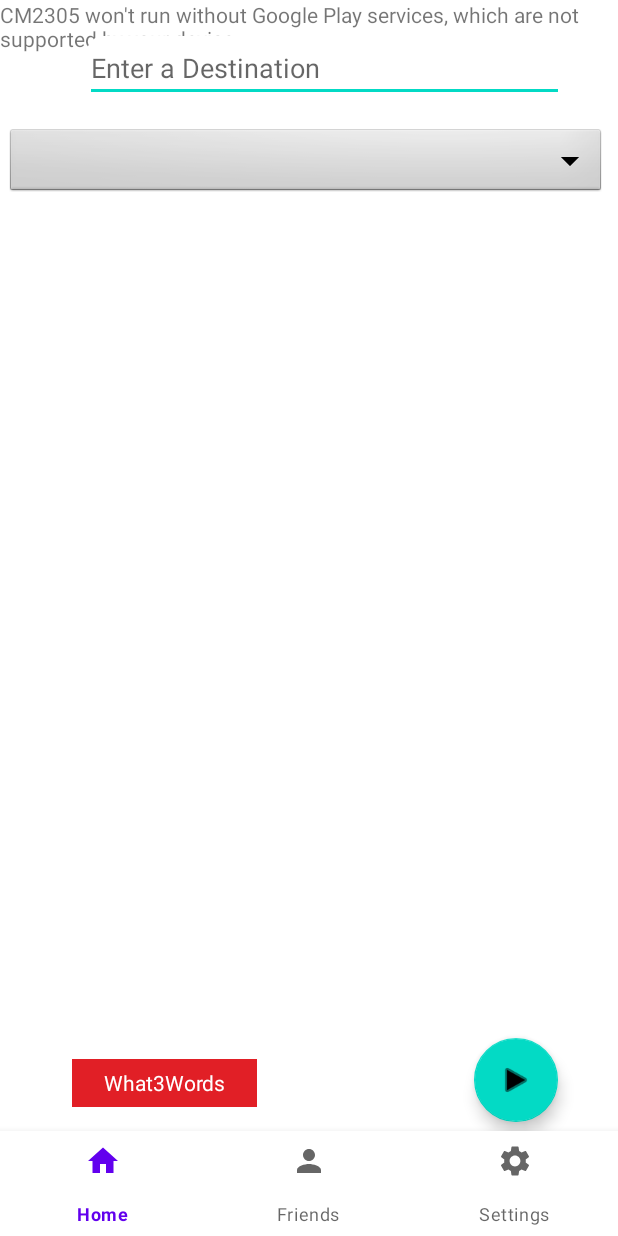
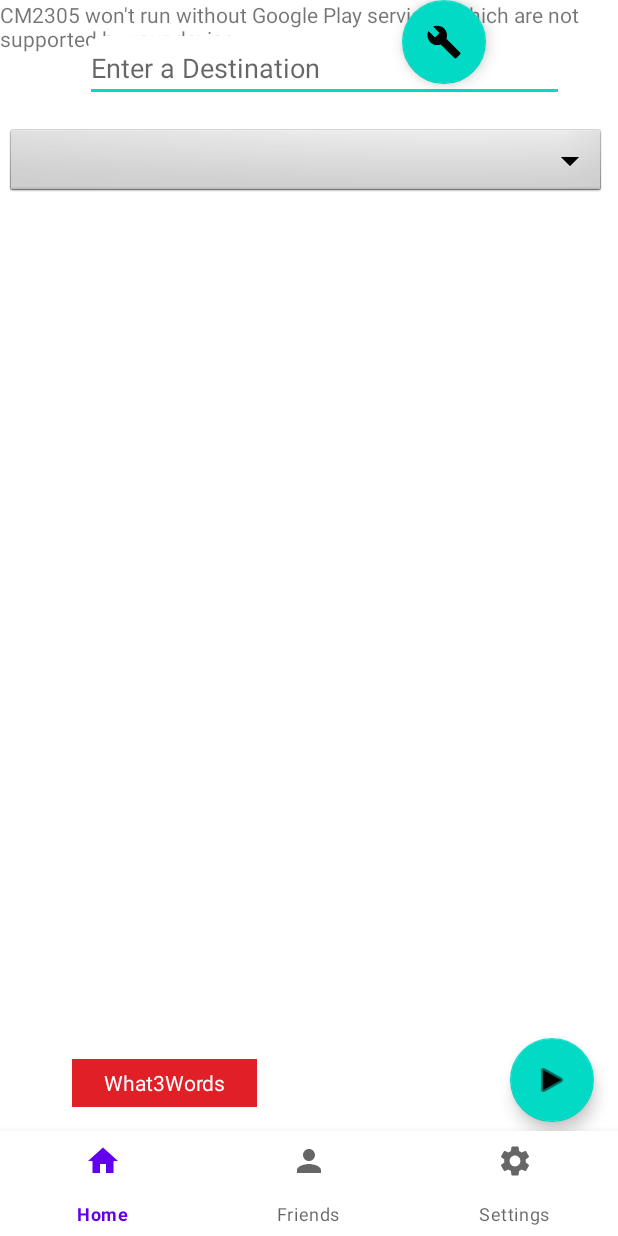
Before and after one commit to Xeno-via/CM2305, an Android app: the MapsActivity screen opened directly, with no data from a screen before it, on a phone screen of 412 x 824 dp. Run offline under Robolectric (Android 15) with nearby library versions, the phone set to English and light mode, and no system bars; our stand-ins replace Firebase (no records; nobody signed in at launch, a user with empty details on screens opened directly), RxJava, Volley; libraries missing offline, so code that uses them is left out: com.google.maps.android, com.squareup.seismic, com.what3words.androidwrapper, com.what3words.javawrapper; 4 statements that could not run were skipped.

Commit message:
Added settings popup dialog to MapsActivity

```diff
--- /dev/null
+++ b/app/src/main/res/drawable/ic_baseline_build_24.xml
@@ -0,0 +1,10 @@
+<vector xmlns:android="http://schemas.android.com/apk/res/android"
+    android:width="24dp"
+    android:height="24dp"
+    android:viewportWidth="24"
+    android:viewportHeight="24"
+    android:tint="?attr/colorControlNormal">
+  <path
+      android:fillColor="@android:color/white"
+      android:pathData="M22.7,19l-9.1,-9.1c0.9,-2.3 0.4,-5 -1.5,-6.9 -2,-2 -5,-2.4 -7.4,-1.3L9,6 6,9 1.6,4.7C0.4,7.1 0.9,10.1 2.9,12.1c1.9,1.9 4.6,2.4 6.9,1.5l9.1,9.1c0.4,0.4 1,0.4 1.4,0l2.3,-2.3c0.5,-0.4 0.5,-1.1 0.1,-1.4z"/>
+</vector>
--- a/app/src/main/res/layout/activity_maps.xml
+++ b/app/src/main/res/layout/activity_maps.xml
@@ -91,7 +91,7 @@
             android:id="@+id/floatingActionButton4"
             android:layout_width="wrap_content"
             android:layout_height="wrap_content"
-            android:layout_marginEnd="40dp"
+            android:layout_marginEnd="16dp"
             android:layout_marginBottom="76dp"
             android:clickable="true"
             android:visibility="invisible"
@@ -103,7 +103,7 @@
             android:id="@+id/floatingActionButton2"
             android:layout_width="wrap_content"
             android:layout_height="wrap_content"
-            android:layout_marginEnd="40dp"
+            android:layout_marginEnd="16dp"
             android:layout_marginBottom="76dp"
             android:clickable="true"
             app:layout_constraintBottom_toBottomOf="parent"
@@ -149,6 +149,15 @@
             tools:ignore="SpeakableTextPresentCheck"
             tools:visibility="visible" />
 
+        <com.google.android.material.floatingactionbutton.FloatingActionButton
+            android:id="@+id/showSettingsButton"
+            android:layout_width="wrap_content"
+            android:layout_height="wrap_content"
+            android:layout_marginEnd="16dp"
+            android:src="@drawable/ic_baseline_build_24"
+            app:layout_constraintEnd_toStartOf="@+id/floatingActionButton4"
+            tools:layout_editor_absoluteY="599dp" />
+
 
     </androidx.constraintlayout.widget.ConstraintLayout>
 
```
Also changed, not shown: app/src/main/java/com/example/cm2305/MapsActivity.java (+45 -2 lines), app/src/main/res/layout/popup_settings.xml (added, +72 -0 lines).
